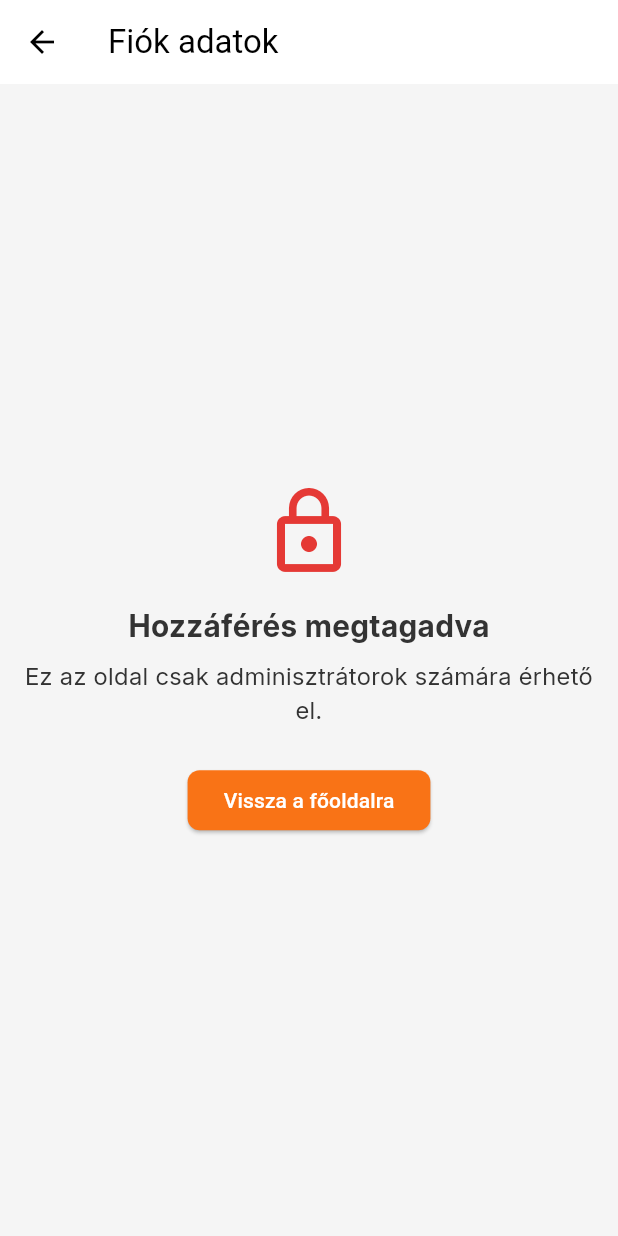
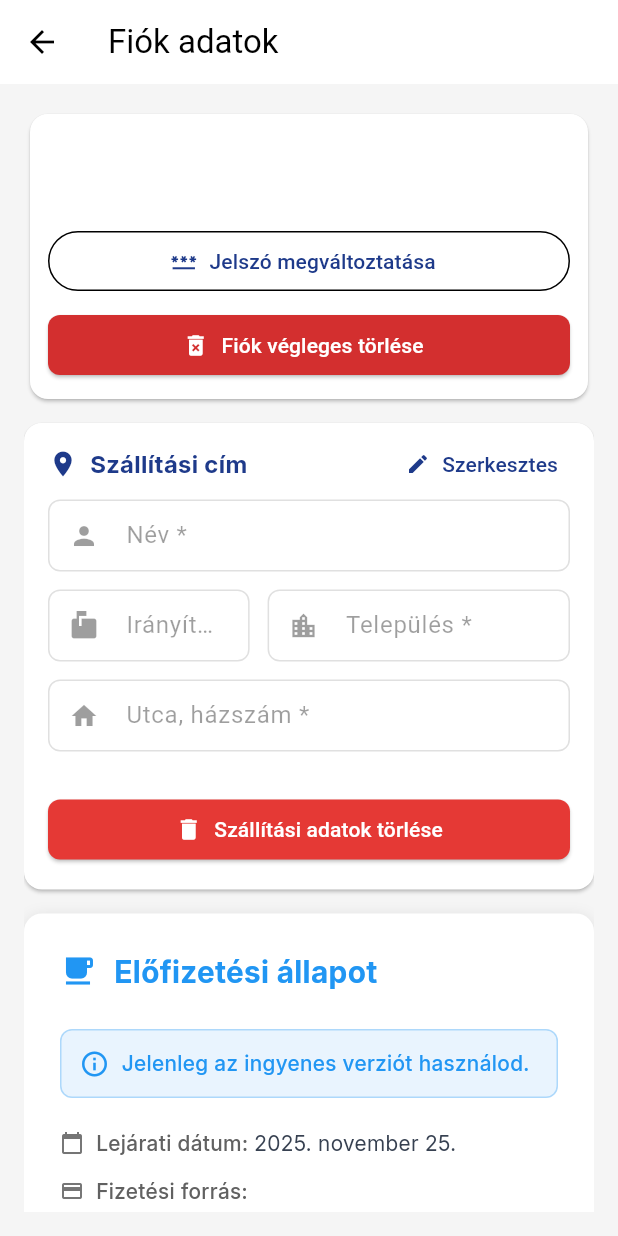
Before and after one commit to TattilaNinox/LomeduUserWeb, a Flutter app: the AccountScreen screen opened by its route, on a phone screen of 412 x 824 dp. Run offline on Flutter 3.47's test engine with Material 3 defaults, Android fonts, the phone set to English and light mode, and no system bars; our stand-ins replace audioplayers, cloud_firestore, cloud_functions, device_info_plus, firebase_auth, firebase_core and 11 more; missing offline and left inert: base32, dart:js_interop, dart:ui_web, excel, file_selector, otp; accounts and stored records are empty.

Commit message:
Remove admin restriction from AccountScreen; make accessible to all users

```diff
--- a/lib/screens/account_screen.dart
+++ b/lib/screens/account_screen.dart
@@ -216,54 +216,7 @@ class _AccountScreenState extends State<AccountScreen> {
       );
     }
 
-    if (_isAdmin != true) {
-      // Nem admin felhasználó - hozzáférés megtagadva
-      return Scaffold(
-        appBar: AppBar(
-          title: const Text('Fiók adatok'),
-          leading: IconButton(
-            icon: const Icon(Icons.arrow_back),
-            onPressed: () => context.go('/notes'),
-          ),
-        ),
-        body: Center(
-          child: Padding(
-            padding: const EdgeInsets.all(16.0),
-            child: Column(
-              mainAxisAlignment: MainAxisAlignment.center,
-              children: [
-                Icon(
-                  Icons.lock_outline,
-                  size: 64,
-                  color: Colors.red[600],
-                ),
-                const SizedBox(height: 16),
-                const Text(
-                  'Hozzáférés megtagadva',
-                  style: TextStyle(
-                    fontSize: 20,
-                    fontWeight: FontWeight.bold,
-                  ),
-                ),
-                const SizedBox(height: 8),
-                const Text(
-                  'Ez az oldal csak adminisztrátorok számára érhető el.',
-                  textAlign: TextAlign.center,
-                  style: TextStyle(fontSize: 16),
-                ),
-                const SizedBox(height: 24),
-                ElevatedButton(
-                  onPressed: () => context.go('/notes'),
-                  child: const Text('Vissza a főoldalra'),
-                ),
-              ],
-            ),
-          ),
-        ),
-      );
-    }
-
-    // Admin felhasználó - megengedjük a hozzáférést
+    // Minden bejelentkezett felhasználónak megengedjük a hozzáférést
     return _buildAccountContent(context, user);
   }
 
```
